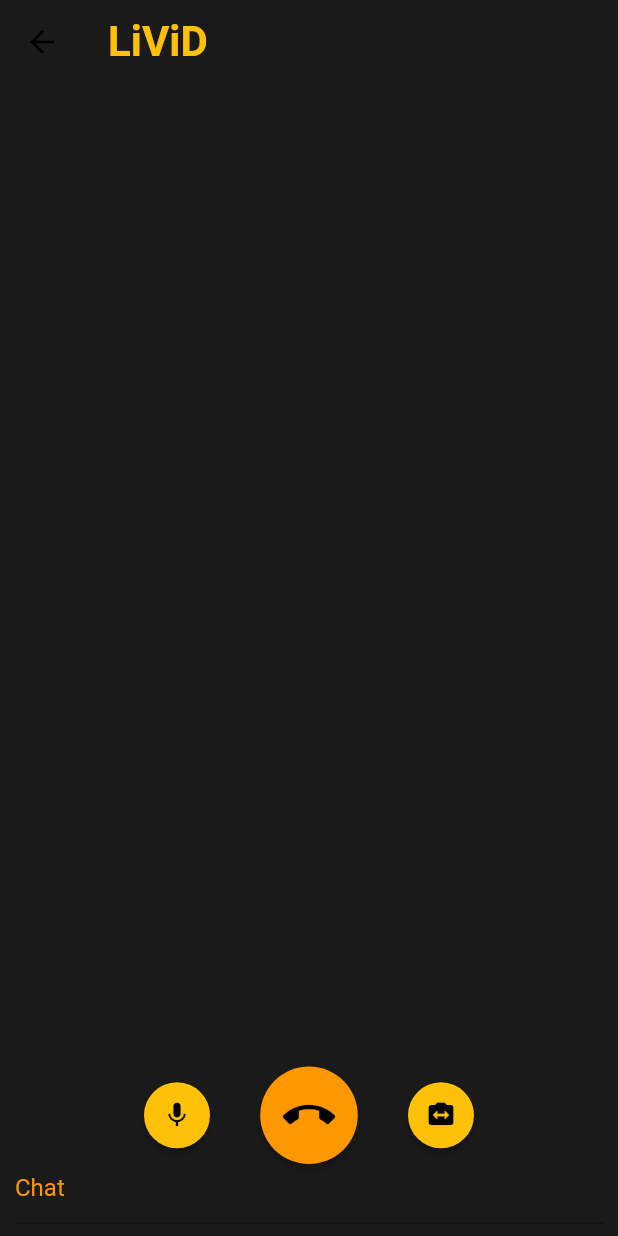
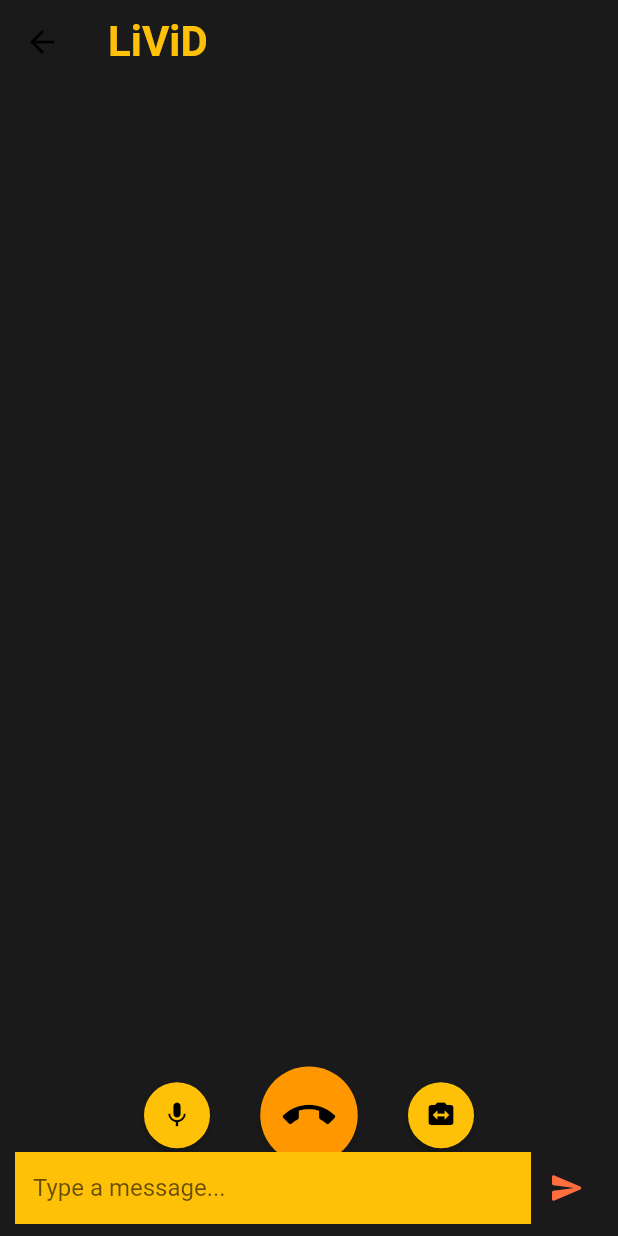
Before and after one commit to JayNakum/LiViD, a Flutter app: the CallPage screen opened directly, on a phone screen of 412 x 824 dp. Run offline on Flutter 3.47's test engine with Material 2 defaults, Android fonts, the phone set to English and light mode, and no system bars; our stand-ins replace cloud_firestore, firebase_auth, firebase_core, firebase_storage, image_picker, permission_handler; missing offline and left inert: agora_rtc_engine; accounts and stored records are empty; Roboto replaces fonts that are missing (Lequire).

Commit message:
chats during live session

```diff
--- a/lib/screens/explore_screen.dart
+++ b/lib/screens/explore_screen.dart
@@ -17,7 +17,7 @@
     setState(() {
       _search = userName;
     });
-    print(_search);
+    // print(_search);
   }
 
   @override
--- a/lib/widgets/live/call.dart
+++ b/lib/widgets/live/call.dart
@@ -32,6 +32,7 @@
   final _infoStrings = <String>[];
   bool muted = false;
   RtcEngine _engine;
+  var i = 1;
 
   @override
   void dispose() {
@@ -230,7 +231,58 @@
       ),
     );
   }
+
   // TODO: Show chat messages
+  Widget _chatPanel() {
+    return StreamBuilder(
+      stream: FirebaseFirestore.instance
+          .collection('sessions')
+          .doc(widget.channelName)
+          .collection('chats')
+          .snapshots(),
+      builder: (ctx, snapshot) {
+        if (snapshot.connectionState == ConnectionState.waiting) {
+          return const Text('Loading...');
+        }
+        final chatDocs = snapshot.data.docs;
+        return Container(
+          padding: const EdgeInsets.symmetric(vertical: 48),
+          alignment: Alignment.bottomCenter,
+          child: FractionallySizedBox(
+            heightFactor: 0.5,
+            child: Container(
+              padding: const EdgeInsets.symmetric(vertical: 48),
+              child: ListView.builder(
+                itemCount: chatDocs.length,
+                itemBuilder: (context, index) {
+                  return Padding(
+                    padding: const EdgeInsets.symmetric(
+                      vertical: 3,
+                      horizontal: 10,
+                    ),
+                    child: Row(
+                      mainAxisSize: MainAxisSize.min,
+                      children: [
+                        Flexible(
+                          child: Text(
+                            chatDocs[index].data()['message'],
+                            style: TextStyle(
+                              color: Colors.white,
+                              backgroundColor: Colors.black26,
+                            ),
+                          ),
+                        ),
+                      ],
+                    ),
+                  );
+                },
+              ),
+            ),
+          ),
+        );
+      },
+    );
+  }
 
   /// Info panel to show logs
   Widget _panel() {
@@ -288,6 +340,14 @@
   }
 
   void _onCallEnd(BuildContext context) {
+    for (int x = 0; x < i; x++) {
+      FirebaseFirestore.instance
+          .collection('sessions')
+          .doc(widget.channelName)
+          .collection('chats')
+          .doc(x.toString())
+          .delete();
+    }
     FirebaseFirestore.instance
         .collection('sessions')
         .doc(widget.channelName)
@@ -338,7 +398,21 @@
 
   @override
   Widget build(BuildContext context) {
+    var _chatMessage = '';
     final _chatController = TextEditingController();
+    void _sendMessage() {
+      print(i);
+      FirebaseFirestore.instance
+          .collection('sessions')
+          .doc(widget.channelName)
+          .collection('chats')
+          .doc(i.toString())
+          .set({'message': _chatMessage});
+      i++;
+      FocusScope.of(context).unfocus();
+      _chatController.clear();
+    }
+
     return Scaffold(
       appBar: AppBar(
         backgroundColor: Colors.transparent,
@@ -353,23 +427,42 @@
           children: <Widget>[
             _viewRows(),
             _panel(),
+            _chatPanel(),
             _toolbar(),
-            Align(
+            Container(
               alignment: Alignment.bottomCenter,
-              child: Container(
               padding: const EdgeInsets.only(
                 left: 10.0,
                 right: 10.0,
                 bottom: 8.0,
               ),
+              child: Row(
+                children: <Widget>[
+                  Expanded(
                     child: TextField(
                       controller: _chatController,
+                      onChanged: (value) {
+                        _chatMessage = value;
+                      },
+                      // onSubmitted: _sendMessage,
                       // focusNode: ,
                       decoration: InputDecoration(
-                    hintText: 'Chat',
-                    hintStyle: TextStyle(color: Theme.of(context).accentColor),
+                        border: InputBorder.none,
+                        filled: true,
+                        fillColor: Colors.amber,
+                        hintText: 'Type a message...',
+                        // hintStyle: TextStyle(color: Theme.of(context).accentColor),
                       ),
                     ),
+                  ),
+                  IconButton(
+                    icon: Icon(
+                      Icons.send_rounded,
+                      color: Colors.deepOrangeAccent,
+                    ),
+                    onPressed: _sendMessage,
+                  ),
+                ],
               ),
             ),
           ],
```
Lines whose indentation alone changed are shown as unchanged.
